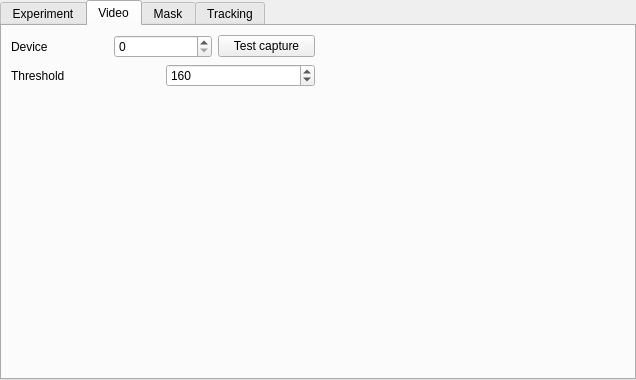
The window that configwindow.ui (fgu-cas/kachna-tracker) describes before a commit, drawn with Qt 5.
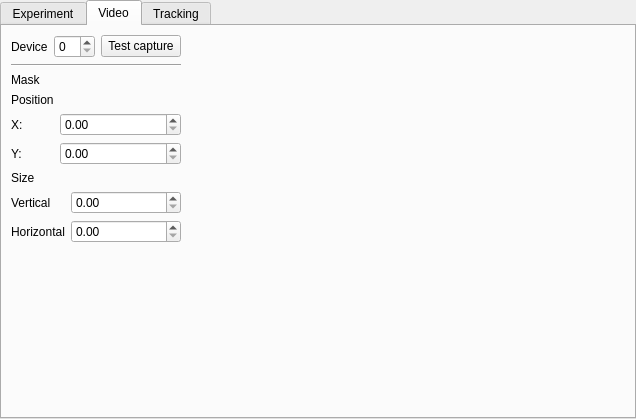
The same window after the commit. The open tabs and pages were chosen to show the change.

Commit message: put mask into video tab

What changed in the file:
```diff
--- a/configwindow.ui
+++ b/configwindow.ui
@@ -7,7 +7,7 @@
     <x>0</x>
     <y>0</y>
     <width>636</width>
-    <height>380</height>
+    <height>419</height>
    </rect>
   </property>
   <property name="windowTitle">
@@ -223,7 +223,7 @@
    <attribute name="title">
     <string>Video</string>
    </attribute>
-   <layout class="QHBoxLayout" name="horizontalLayout_2">
+   <layout class="QHBoxLayout" name="horizontalLayout_5">
     <item>
      <layout class="QVBoxLayout" name="verticalLayout">
       <item>
@@ -248,65 +248,6 @@
        </layout>
       </item>
       <item>
-       <layout class="QGridLayout" name="gridLayout">
-        <item row="0" column="1">
-         <widget class="QSpinBox" name="threshSpin">
-          <property name="maximum">
-           <number>512</number>
-          </property>
-          <property name="value">
-           <number>160</number>
-          </property>
-         </widget>
-        </item>
-        <item row="0" column="0">
-         <widget class="QLabel" name="label_9">
-          <property name="text">
-           <string>Threshold</string>
-          </property>
-         </widget>
-        </item>
-       </layout>
-      </item>
-      <item>
-       <spacer name="verticalSpacer">
-        <property name="orientation">
-         <enum>Qt::Vertical</enum>
-        </property>
-        <property name="sizeHint" stdset="0">
-         <size>
-          <width>20</width>
-          <height>40</height>
-         </size>
-        </property>
-       </spacer>
-      </item>
-     </layout>
-    </item>
-    <item>
-     <widget class="QLabel" name="videoLabel">
-      <property name="text">
-       <string/>
-      </property>
-     </widget>
-    </item>
-   </layout>
-  </widget>
-  <widget class="QWidget" name="tab_4">
-   <attribute name="title">
-    <string>Mask</string>
-   </attribute>
-   <layout class="QHBoxLayout" name="horizontalLayout_3">
-    <item>
-     <layout class="QVBoxLayout" name="verticalLayout_5">
-      <item>
-       <widget class="QCheckBox" name="maskEnabledBox">
-        <property name="text">
-         <string>Enabled</string>
-        </property>
-       </widget>
-      </item>
-      <item>
        <widget class="Line" name="line_3">
         <property name="orientation">
          <enum>Qt::Horizontal</enum>
@@ -314,26 +255,33 @@
        </widget>
       </item>
       <item>
-       <layout class="QFormLayout" name="formLayout_6">
+       <widget class="QLabel" name="label_12">
+        <property name="text">
+         <string>Mask</string>
+        </property>
+       </widget>
+      </item>
+      <item>
+       <layout class="QFormLayout" name="formLayout_7">
         <property name="fieldGrowthPolicy">
          <enum>QFormLayout::AllNonFixedFieldsGrow</enum>
         </property>
         <item row="1" column="0">
-         <widget class="QLabel" name="label_12">
+         <widget class="QLabel" name="label_24">
           <property name="text">
            <string>Position</string>
           </property>
          </widget>
         </item>
         <item row="2" column="0">
-         <widget class="QLabel" name="label_13">
+         <widget class="QLabel" name="label_25">
           <property name="text">
            <string>X:</string>
           </property>
          </widget>
         </item>
         <item row="3" column="0">
-         <widget class="QLabel" name="label_14">
+         <widget class="QLabel" name="label_26">
           <property name="text">
            <string>Y:</string>
           </property>
@@ -356,23 +304,16 @@
        </layout>
       </item>
       <item>
-       <widget class="Line" name="line_2">
-        <property name="orientation">
-         <enum>Qt::Horizontal</enum>
-        </property>
-       </widget>
-      </item>
-      <item>
-       <layout class="QFormLayout" name="formLayout_8">
+       <layout class="QFormLayout" name="formLayout_9">
         <item row="0" column="0">
-         <widget class="QLabel" name="label_15">
+         <widget class="QLabel" name="label_27">
           <property name="text">
            <string>Size</string>
           </property>
          </widget>
         </item>
         <item row="1" column="0">
-         <widget class="QLabel" name="label_16">
+         <widget class="QLabel" name="label_28">
           <property name="text">
            <string>Vertical</string>
           </property>
@@ -386,7 +327,7 @@
          </widget>
         </item>
         <item row="2" column="0">
-         <widget class="QLabel" name="label_17">
+         <widget class="QLabel" name="label_29">
           <property name="text">
            <string>Horizontal</string>
           </property>
@@ -401,10 +342,36 @@
         </item>
        </layout>
       </item>
+      <item>
+       <spacer name="verticalSpacer">
+        <property name="orientation">
+         <enum>Qt::Vertical</enum>
+        </property>
+        <property name="sizeHint" stdset="0">
+         <size>
+          <width>20</width>
+          <height>40</height>
+         </size>
+        </property>
+       </spacer>
+      </item>
      </layout>
     </item>
     <item>
-     <widget class="QLabel" name="maskLabel">
+     <spacer name="horizontalSpacer_2">
+      <property name="orientation">
+       <enum>Qt::Horizontal</enum>
+      </property>
+      <property name="sizeHint" stdset="0">
+       <size>
+        <width>40</width>
+        <height>20</height>
+       </size>
+      </property>
+     </spacer>
+    </item>
+    <item>
+     <widget class="QLabel" name="videoLabel">
       <property name="text">
        <string/>
       </property>
@@ -416,9 +383,37 @@
    <attribute name="title">
     <string>Tracking</string>
    </attribute>
-   <layout class="QHBoxLayout" name="horizontalLayout_5">
+   <layout class="QHBoxLayout" name="horizontalLayout_3">
     <item>
      <layout class="QVBoxLayout" name="verticalLayout_3">
+      <item>
+       <layout class="QHBoxLayout" name="horizontalLayout_2">
+        <item>
+         <widget class="QLabel" name="label_9">
+          <property name="text">
+           <string>Threshold</string>
+          </property>
+         </widget>
+        </item>
+        <item>
+         <widget class="QSpinBox" name="threshSpin">
+          <property name="maximum">
+           <number>512</number>
+          </property>
+          <property name="value">
+           <number>160</number>
+          </property>
+         </widget>
+        </item>
+       </layout>
+      </item>
+      <item>
+       <widget class="Line" name="line_2">
+        <property name="orientation">
+         <enum>Qt::Horizontal</enum>
+        </property>
+       </widget>
+      </item>
       <item>
        <layout class="QFormLayout" name="formLayout_5">
         <item row="1" column="0">
```
The commit also changes 2 other files.
